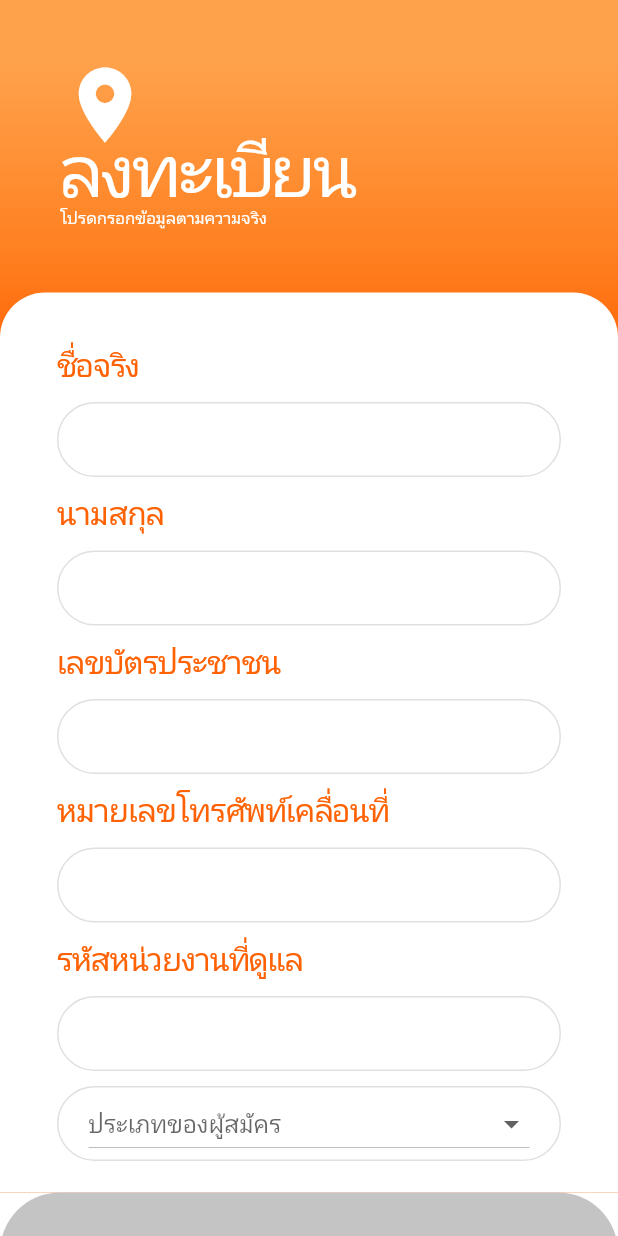
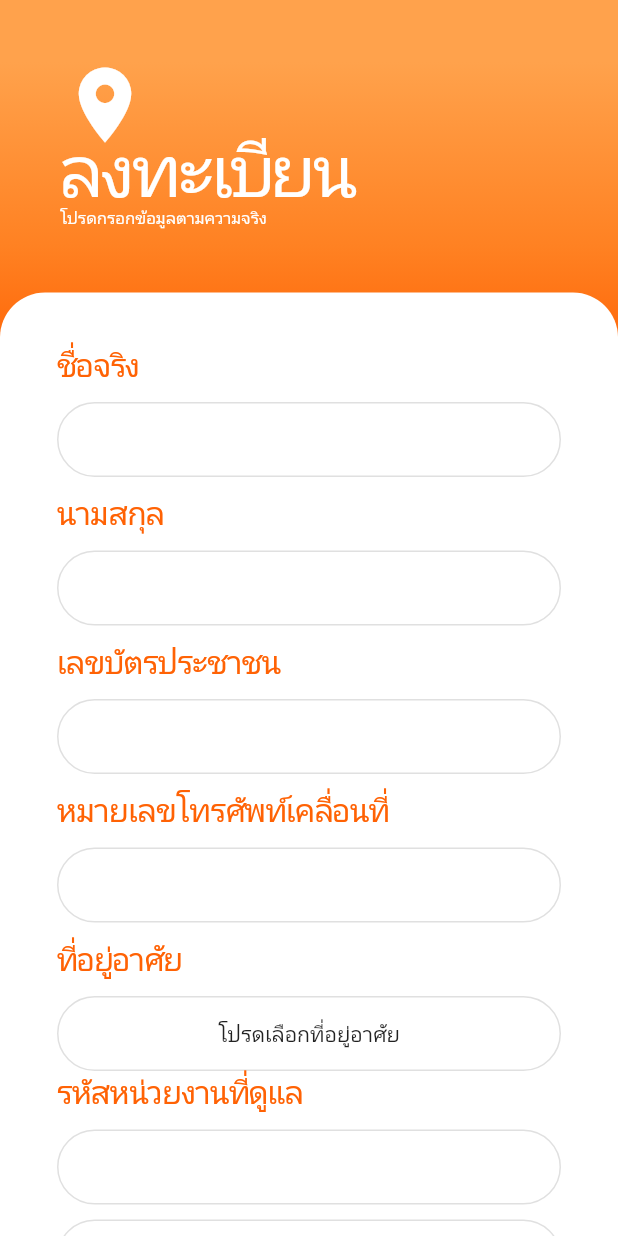
Before and after one commit to 9ine2543/quarantine_tracker, a Flutter app: the screen it shows after launch, on a phone screen of 412 x 824 dp. Run offline on Flutter 3.47's test engine with Material 2 defaults, Android fonts, the phone set to English and light mode, and no system bars; our stand-ins replace geolocator, google_maps_flutter, shared_preferences, sqflite; missing offline and left inert: background_location, mqtt_client; accounts and stored records are empty.

```diff
--- a/lib/pages/RegisterQuarantine.dart
+++ b/lib/pages/RegisterQuarantine.dart
@@ -6,6 +6,7 @@ import 'package:quarantine_tracker/widgets/register/formHeading.dart';
 import 'package:quarantine_tracker/widgets/register/formInput.dart';
 import 'package:quarantine_tracker/services/registration.dart';
 import 'package:geolocator/geolocator.dart';
+import 'addHomeLocation.dart';
 
 class RegisterQuarantine extends StatefulWidget {
   @override
@@ -20,12 +21,21 @@ class _RegisterQuarantineState extends State<RegisterQuarantine> {
   String hospital, patientName, patientSurname, patientCitizenId;
   Position _currentPosition;
   Geolocator geolocator = Geolocator()..forceAndroidLocationManager;
-
+  String _title = 'โปรดเลือกที่อยู่อาศัย';
   @override
   void initState() {
     super.initState();
 
     _getCurrentLocation();
+  }
+
+  void moveToAddHome() async {
+    final information = await Navigator.push(context,MaterialPageRoute(builder: (context) => addHomeLocation(current: _currentPosition,)));
+
+    if(information[0] != null){
+      _title = '${information[0]}:${information[1]}';
+    }
+
   }
 
   @override
@@ -142,6 +152,29 @@ class _RegisterQuarantineState extends State<RegisterQuarantine> {
                         }),
                     SizedBox(
                       height: 10,
+                    ),
+                    FormHeading(heading: 'ที่อยู่อาศัย'),
+                    SizedBox(
+                      height: 10,
+                    ),
+                    Container(
+                      height: 50,
+                      width: MediaQuery.of(context).size.width,
+                      padding: EdgeInsets.only(
+                        left: 20,
+                        right: 20,
+                      ),
+                      decoration: BoxDecoration(
+                          color: Colors.white,
+                          border: Border.all(color: Colors.grey[300]),
+                          borderRadius: BorderRadius.horizontal(
+                              left: Radius.circular(40), right: Radius.circular(40))),
+                      child: FlatButton(
+                        onPressed: (){
+                          moveToAddHome();
+                        },
+                        child: Text(_title)
+                      )
                     ),
                     FormHeading(heading: 'รหัสหน่วยงานที่ดูแล'),
                     SizedBox(
--- a/lib/utils/RegisterSizing.dart
+++ b/lib/utils/RegisterSizing.dart
@@ -1,11 +1,11 @@
 double getRegisterFormSizing(value) {
   switch (value) {
     case '1':
-      return 800;
+      return 888;
     case '2':
-      return 1070;
+      return 1158;
     default:
-      return 600;
+      return 688;
   }
 }
 
--- a/pubspec.yaml
+++ b/pubspec.yaml
@@ -50,8 +50,8 @@ flutter:
   uses-material-design: true
 
   # To add assets to your application, add an assets section, like this:
-  # assets:
-  #  - images/a_dot_burr.jpeg
+  assets:
+   - assets/logo/
   #  - images/a_dot_ham.jpeg
 
   # An image asset can refer to one or more resolution-specific "variants", see
```
Also changed, not shown: lib/pages/addHomeLocation.dart (added, +114 -0 lines), assets/logo/logo.png (added), assets/logo/logo2.png (added).
